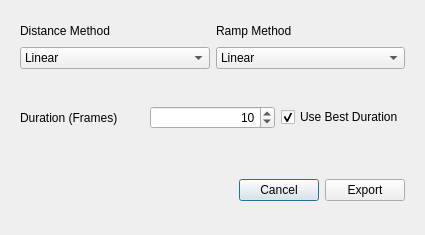
Above: exportDialog.ui from transferlefilm/rackfocusfixer before the change. Below: the same form after it.
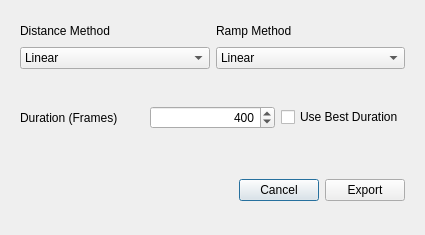
That is the form after the change.

Commit message: Added the linear interpolation list creation Got the export function to actually save the images

The edit to the form file:
```diff
--- a/exportDialog.ui
+++ b/exportDialog.ui
@@ -84,7 +84,7 @@
          <number>25</number>
         </property>
         <property name="value">
-         <number>10</number>
+         <number>400</number>
         </property>
        </widget>
       </item>
@@ -94,7 +94,7 @@
          <string>Use Best Duration</string>
         </property>
         <property name="checked">
-         <bool>true</bool>
+         <bool>false</bool>
         </property>
        </widget>
       </item>
```
The commit also changes 2 other files.
